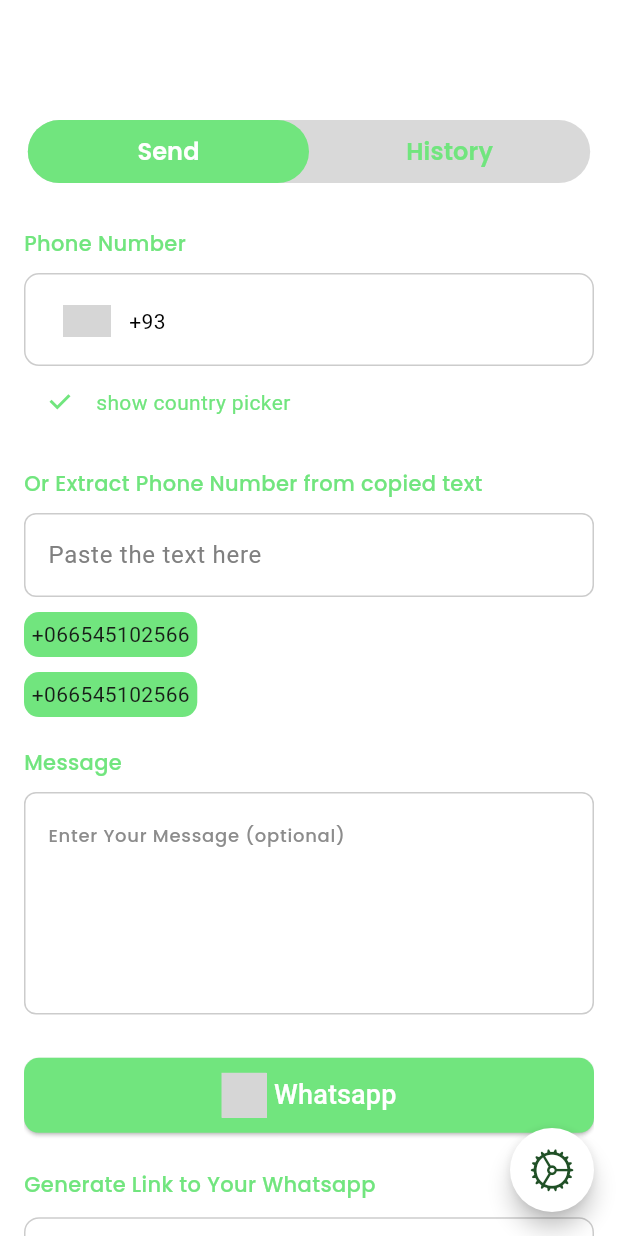
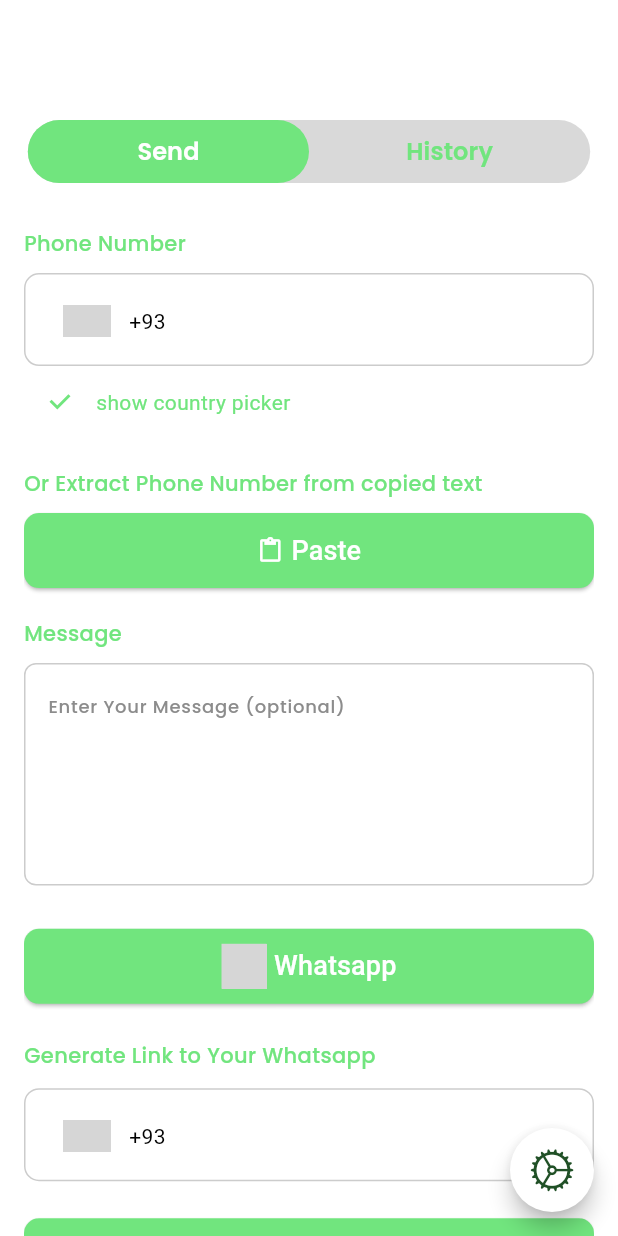
Before and after one commit to monzir3bdo/whatsapp_direct_message, a Flutter app: the screen it shows after launch, on a phone screen of 412 x 824 dp. Run offline on Flutter 3.47's test engine with Material 3 defaults, Android fonts, the phone set to English and light mode, and no system bars; drawn by our look-alikes of intl_phone_number_input; our stand-ins replace bloc, flutter_bloc, flutter_svg, freezed_annotation, gap, hive and 2 more; accounts and stored records are empty; grey boxes are pictures that could not be loaded.

Commit message:
paste done

```diff
--- a/lib/blocs/send/send_message_state.dart
+++ b/lib/blocs/send/send_message_state.dart
@@ -4,6 +4,8 @@ part of 'send_message_cubit.dart';
 class SendMessageState with _$SendMessageState {
   const factory SendMessageState.initial() = _Initial;
   const factory SendMessageState.loading() = _Loading;
+  const factory SendMessageState.generateNumbersIsLoading() = _GenerateNumbersIsLoading;
   const factory SendMessageState.success() = _Success;
+
   const factory SendMessageState.failure({required String message}) = _Failure;
 }
--- a/lib/widgets/home/extract_from_copied.dart
+++ b/lib/widgets/home/extract_from_copied.dart
@@ -1,11 +1,7 @@
-import 'package:flutter_bloc/flutter_bloc.dart';
 import 'package:whatsapp_direct_message/core/localization/lang_keys.dart';
 import 'package:whatsapp_direct_message/core/extensions/build_context_extension.dart';
 import 'package:flutter/material.dart';
-import 'package:whatsapp_direct_message/core/extensions/string_extension.dart';
-import 'package:whatsapp_direct_message/core/theme/colors.dart';
-
-import '../../blocs/send/send_message_cubit.dart';
+import 'paste_button.dart';
 import 'phone_number_widget.dart';
 
 class ExtractFromCopiedTextWidgets extends StatelessWidget {
@@ -24,34 +20,7 @@ class ExtractFromCopiedTextWidgets extends StatelessWidget {
         const SizedBox(
           height: 10,
         ),
-        TextFormField(
-          controller: context.read<SendMessageCubit>().copiedPhoneController,
-          decoration: InputDecoration(
-            hintText: context.translate(LangKeys.pasteTheTextHere),
-          ),
-        ),
-        const SizedBox(
-          height: 10,
-        ),
-        Container(
-          padding: const EdgeInsets.all(5),
-          decoration: BoxDecoration(
-            color: AppLightColors.primary,
-            borderRadius: BorderRadius.circular(10),
-          ),
-          child: Text('+066545102566'),
-        ),
-        SizedBox(
-          height: 10,
-        ),
-        Container(
-          padding: const EdgeInsets.all(5),
-          decoration: BoxDecoration(
-            color: AppLightColors.primary,
-            borderRadius: BorderRadius.circular(10),
-          ),
-          child: Text('+066545102566'),
-        ),
+       const  PasteButton()
       ],
     );
   }
--- /dev/null
+++ b/lib/widgets/home/paste_button.dart
@@ -0,0 +1,42 @@
+import 'package:whatsapp_direct_message/core/extensions/build_context_extension.dart';
+import 'package:flutter/material.dart';
+import 'package:whatsapp_direct_message/core/extensions/string_extension.dart';
+import 'package:whatsapp_direct_message/widgets/home/paste_dialog.dart';
+class PasteButton extends StatelessWidget {
+  const PasteButton({
+    super.key,
+  });
+
+  @override
+  Widget build(BuildContext context) {
+    return SizedBox(
+      width: context.width,
+      height: 50,
+      child: ElevatedButton(
+        onPressed: () {
+          showDialog(
+              context: context,
+              builder: (context) {
+                return const PasteDialog();
+              });
+        },
+        child: Row(
+          mainAxisAlignment: MainAxisAlignment.center,
+          children: [
+            const Icon(
+              Icons.paste,
+              color: Colors.white,
+            ),
+            const SizedBox(
+              width: 5,
+            ),
+            Text(
+              'Paste'.hardCoded,
+              style: const TextStyle(color: Colors.white, fontSize: 18),
+            ),
+          ],
+        ),
+      ),
+    );
+  }
+}
```
Also changed, not shown: lib/blocs/send/send_message_cubit.dart (+47 -1 lines), lib/core/functions/functions.dart (added, +12 -0 lines), lib/widgets/home/copied_text_message_widgets.dart (added, +42 -0 lines), lib/widgets/home/paste_dialog.dart (added, +90 -0 lines), lib/widgets/home/paste_text_field.dart (added, +38 -0 lines), lib/widgets/home/send_copied.dart (added, +53 -0 lines), lib/blocs/send/send_message_cubit.freezed.dart, lib/blocs/visibility/visibility_cubit.freezed.dart (added).
